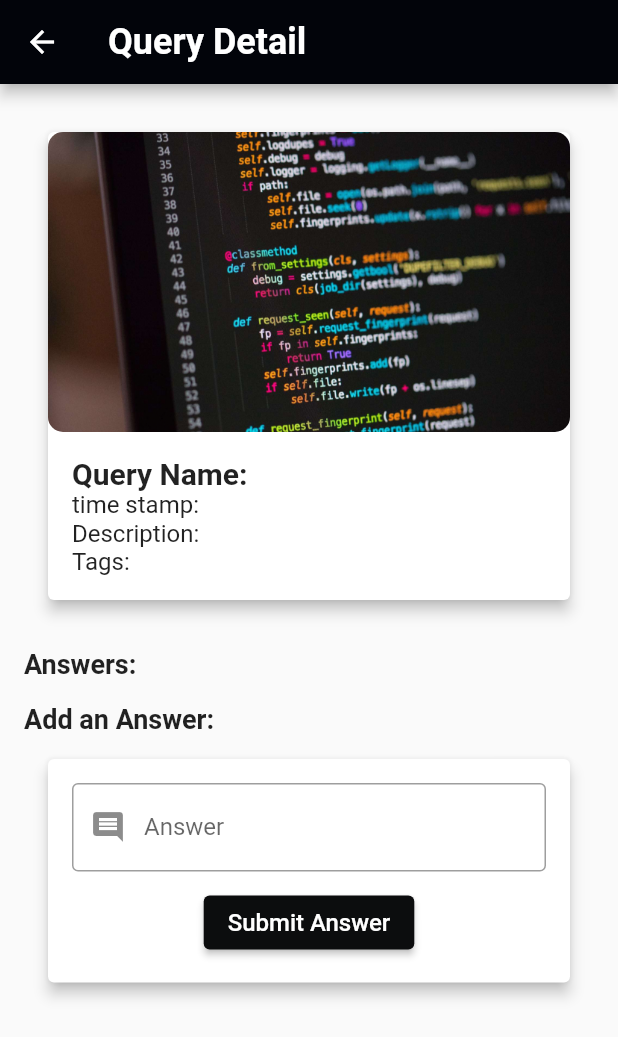
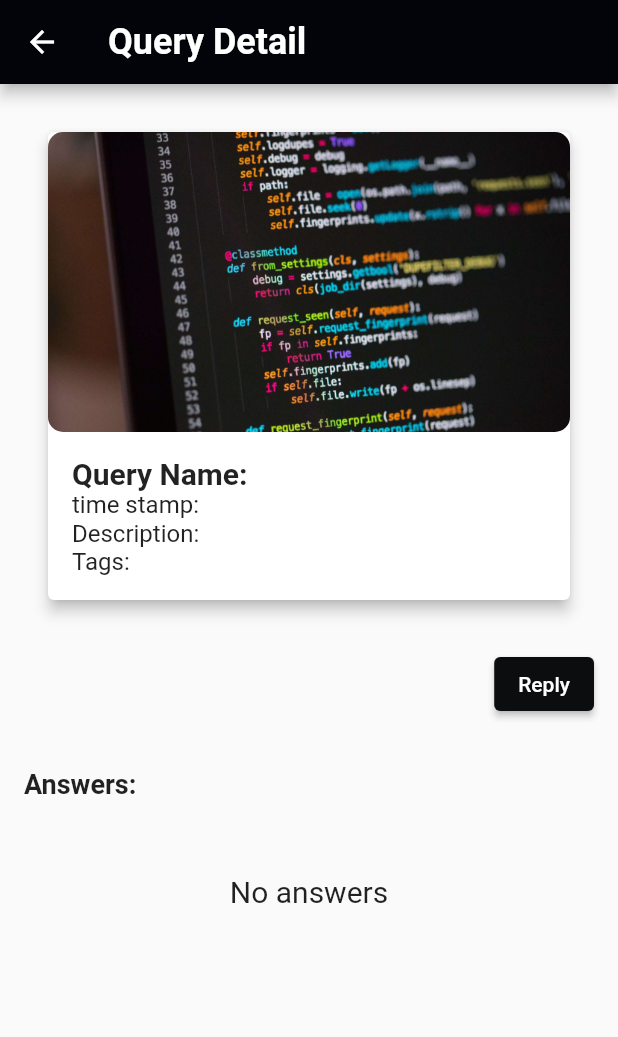
Before and after one commit to Harish3000/shades-app-flutter-project, a Flutter app: the ModuleDetailPage screen opened directly with empty values, on a phone screen of 412 x 824 dp. Shown: the top 1037 px of the screen. Run offline on Flutter 3.47's test engine with Material 2 defaults, Android fonts, the phone set to English and light mode, and no system bars; our stand-ins replace cloud_firestore, firebase_auth, firebase_core, flutter_rating_bar; accounts and stored records are empty; Roboto replaces fonts that are missing (Montserrat).

Commit message:
reply button

```diff
--- a/shades/lib/features/query_mgt/querypage.dart
+++ b/shades/lib/features/query_mgt/querypage.dart
@@ -18,9 +18,14 @@ class ModuleDetailPage extends StatefulWidget {
   _ModuleDetailPageState createState() => _ModuleDetailPageState();
 }
 
-class _ModuleDetailPageState extends State<ModuleDetailPage> {
+class _ModuleDetailPageState extends State<ModuleDetailPage>
+    with TickerProviderStateMixin {
   late TextEditingController answerController;
   late List<Map<String, dynamic>> answers;
+  bool showAddAnswerSection = false;
+
+  late AnimationController _animationController;
+  late Animation<double> _animation;
 
   @override
   void initState() {
@@ -28,6 +33,21 @@ class _ModuleDetailPageState extends State<ModuleDetailPage> {
     answerController = TextEditingController();
     answers = [];
     _getAndSortAnswers();
+
+    _animationController = AnimationController(
+      vsync: this,
+      duration: Duration(milliseconds: 500),
+    );
+
+    _animation = Tween<double>(begin: 0, end: 1).animate(
+      CurvedAnimation(parent: _animationController, curve: Curves.easeInOut),
+    );
+  }
+
+  @override
+  void dispose() {
+    _animationController.dispose();
+    super.dispose();
   }
 
   @override
@@ -97,17 +117,33 @@ class _ModuleDetailPageState extends State<ModuleDetailPage> {
               ),
             ),
             SizedBox(height: 16),
-            Text(
-              'Answers:',
-              style: TextStyle(fontSize: 18, fontWeight: FontWeight.bold),
+            Row(
+              mainAxisAlignment: MainAxisAlignment.end,
+              children: [
+                Visibility(
+                  visible: !showAddAnswerSection,
+                  child: ElevatedButton(
+                    onPressed: () {
+                      setState(() {
+                        showAddAnswerSection = true;
+                      });
+                      _animationController.forward();
+                    },
+                    child: Text('Reply'),
+                    style: ButtonStyle(
+                      backgroundColor: MaterialStateProperty.all(
+                          const Color.fromARGB(255, 12, 13, 14)),
                     ),
-            _buildAnswers(),
+                  ),
+                ),
+              ],
+            ),
             SizedBox(height: 16),
-            Text(
-              'Add an Answer:',
-              style: TextStyle(fontSize: 18, fontWeight: FontWeight.bold),
-            ),
-            Card(
+            Visibility(
+              visible: showAddAnswerSection,
+              child: FadeTransition(
+                opacity: _animation,
+                child: Card(
                   elevation: 4,
                   color: Colors.white,
                   margin: EdgeInsets.all(16),
@@ -155,6 +191,14 @@ class _ModuleDetailPageState extends State<ModuleDetailPage> {
                     ),
                   ),
                 ),
+              ),
+            ),
+            SizedBox(height: 16),
+            Text(
+              'Answers:',
+              style: TextStyle(fontSize: 18, fontWeight: FontWeight.bold),
+            ),
+            _buildAnswers(),
           ],
         ),
       ),
@@ -162,6 +206,20 @@ class _ModuleDetailPageState extends State<ModuleDetailPage> {
   }
 
   Widget _buildAnswers() {
+    if (answers.isEmpty) {
+      return Center(
+        child: Column(
+          children: [
+            SizedBox(height: 50),
+            Text(
+              'No answers',
+              style: TextStyle(fontSize: 20),
+            ),
+          ],
+        ),
+      );
+    }
+
     return Column(
       children: answers.map((answerData) {
         final answerId = answerData['answerId'];
@@ -174,7 +232,7 @@ class _ModuleDetailPageState extends State<ModuleDetailPage> {
           key: ValueKey<String>(answerId),
           elevation: 2,
           color: Colors.white,
-          margin: EdgeInsets.symmetric(vertical: 8),
+          margin: EdgeInsets.symmetric(vertical: 8, horizontal: 16),
           child: Column(
             children: [
               ListTile(
```
Lines whose indentation alone changed are shown as unchanged.
